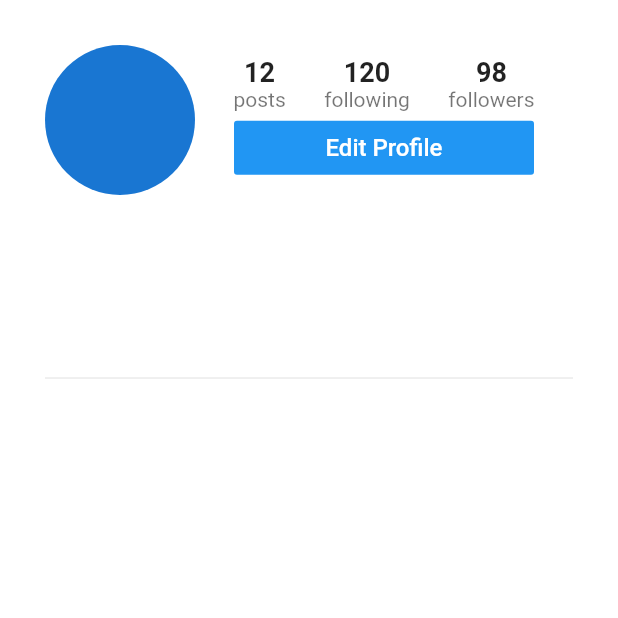
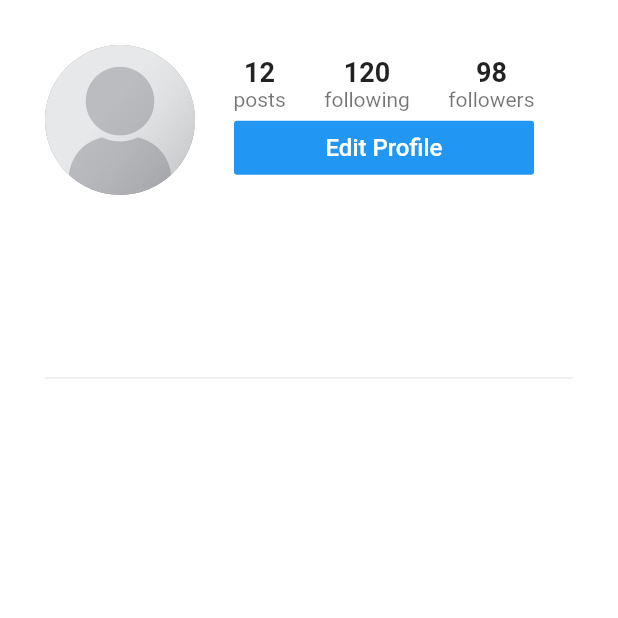
Before and after one commit to tejastn10/Insta_Clone, a Flutter app: the Profile screen opened directly, on a phone screen of 412 x 824 dp, the top half of it. Run offline on Flutter 3.47's test engine with Material 2 defaults, Android fonts, the phone set to English and light mode, and no system bars; our stand-ins replace cached_network_image, cloud_firestore, firebase_auth, firebase_core; accounts and stored records are empty.

Commit message:
📦 UPDATE: Profile Page with Default User Image

```diff
--- a/lib/screens/pages/profile.dart
+++ b/lib/screens/pages/profile.dart
@@ -1,6 +1,7 @@
 import 'package:Insta_Clone/models/user.dart';
 import 'package:Insta_Clone/screens/extras/edit_profile.dart';
 import 'package:Insta_Clone/utilities/constants.dart';
+import 'package:cached_network_image/cached_network_image.dart';
 import 'package:flutter/material.dart';
 
 class Profile extends StatefulWidget {
@@ -36,6 +37,10 @@ class _ProfileState extends State<Profile> {
                   children: [
                     CircleAvatar(
                       radius: 50.0,
+                      backgroundColor: Colors.grey,
+                      backgroundImage: user.profileImageURL.isEmpty
+                          ? AssetImage('assets/images/default_user_image.jpg')
+                          : CachedNetworkImage(imageUrl: user.profileImageURL),
                     ),
                     Expanded(
                       child: Column(
```
